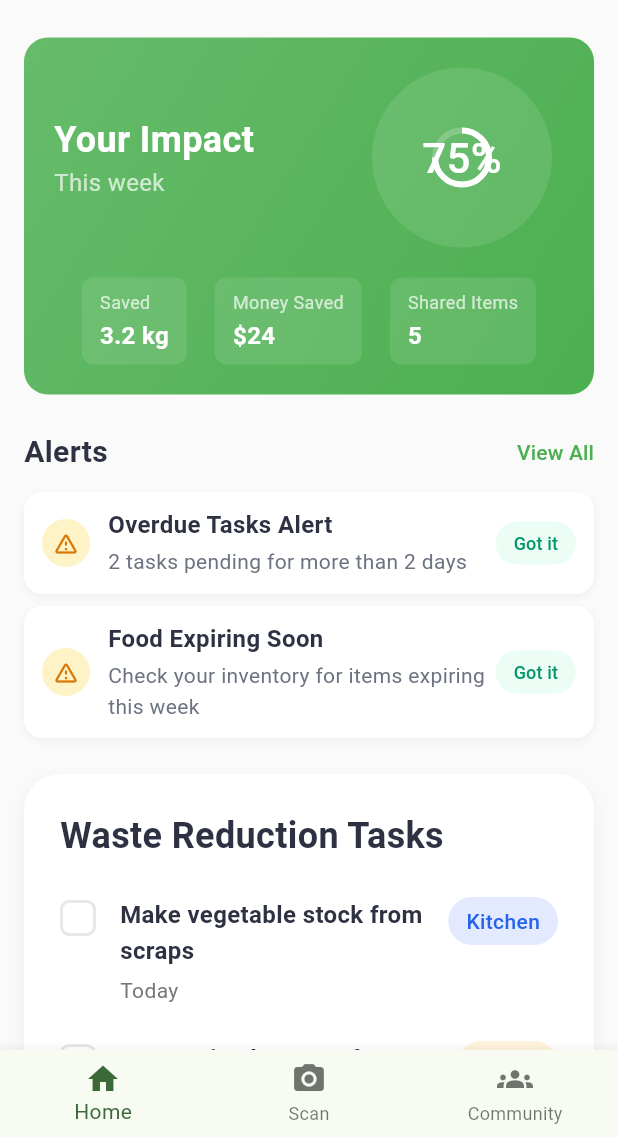
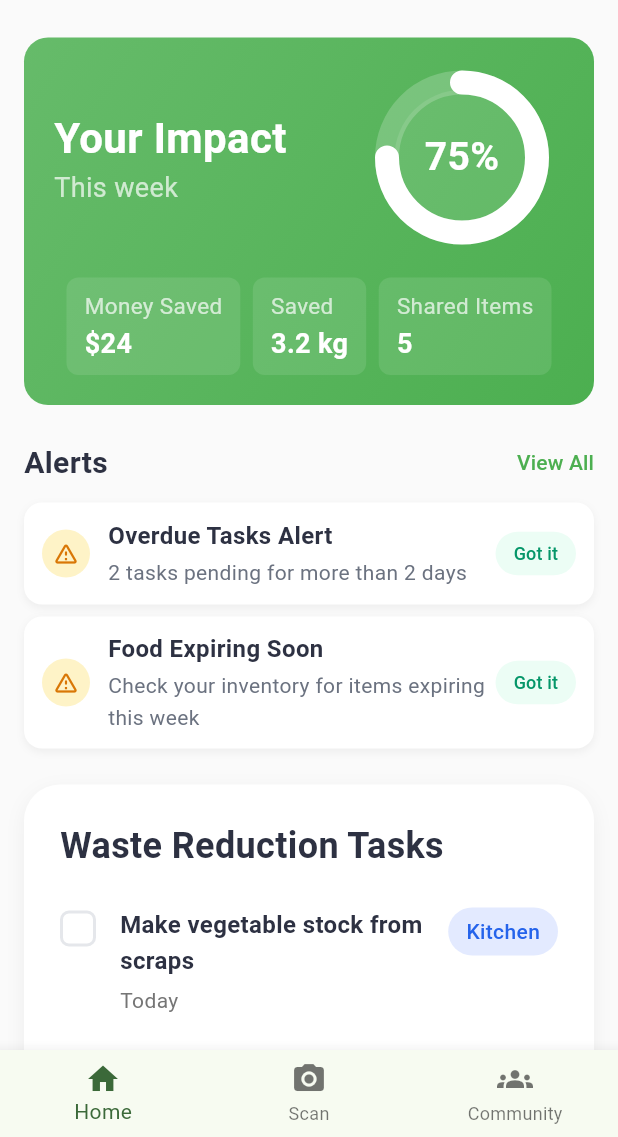
Before and after one commit to Rikue29/hermit, a Flutter app: the screen it shows after launch, on a phone screen of 412 x 824 dp, the part 99-1236 px from its top. Run offline on Flutter 3.47's test engine with Material 3 defaults, Android fonts, the phone set to English and light mode, and no system bars; our stand-ins replace flutter_dotenv, google_generative_ai, image_picker, shared_preferences.

```diff
--- a/lib/screens/Homepage.dart
+++ b/lib/screens/Homepage.dart
@@ -1,12 +1,8 @@
-import 'package:flutter/widgets.dart';
 import 'package:flutter/material.dart';
 import 'package:food_waste_reducer/screens/food_scanner_screen.dart';
 import 'package:image_picker/image_picker.dart';
 
-enum TaskType {
-  recipe,
-  disposal
-}
+enum TaskType { recipe, disposal }
 
 class Task {
   final String title;
@@ -239,13 +235,19 @@ class _MyHomePageState extends State<Homepage> with TickerProviderStateMixin {
             width: 32,
             height: 32,
             decoration: BoxDecoration(
-              color: alert.isRead ? const Color(0xFFE8F5E9) : const Color(0xFFFEF3C7),
+              color: alert.isRead
+                  ? const Color(0xFFE8F5E9)
+                  : const Color(0xFFFEF3C7),
               borderRadius: BorderRadius.circular(16),
             ),
             child: Center(
               child: Icon(
-                alert.isRead ? Icons.check_circle_outline : Icons.warning_amber_rounded,
-                color: alert.isRead ? const Color(0xFF4CAF50) : const Color(0xFFD97706),
+                alert.isRead
+                    ? Icons.check_circle_outline
+                    : Icons.warning_amber_rounded,
+                color: alert.isRead
+                    ? const Color(0xFF4CAF50)
+                    : const Color(0xFFD97706),
                 size: 18,
               ),
             ),
@@ -419,7 +421,7 @@ class _MyHomePageState extends State<Homepage> with TickerProviderStateMixin {
                                   Text(
                                     'Your Impact',
                                     style: TextStyle(
-                                      fontSize: 24,
+                                      fontSize: 28,
                                       fontWeight: FontWeight.bold,
                                       color: Colors.white,
                                     ),
@@ -427,7 +429,7 @@ class _MyHomePageState extends State<Homepage> with TickerProviderStateMixin {
                                   Text(
                                     'This week',
                                     style: TextStyle(
-                                      fontSize: 16,
+                                      fontSize: 18,
                                       color: Colors.white70,
                                     ),
                                   ),
@@ -440,17 +442,26 @@ class _MyHomePageState extends State<Homepage> with TickerProviderStateMixin {
                                 child: Stack(
                                   alignment: Alignment.center,
                                   children: [
-                                    CircularProgressIndicator(
+                                    SizedBox(
+                                      width: 100, // smaller size
+                                      height: 100,
+                                      child: CircularProgressIndicator(
                                         value: 0.75,
                                         backgroundColor:
                                             Colors.white.withOpacity(0.2),
                                         valueColor:
                                             const AlwaysStoppedAnimation<Color>(
                                                 Colors.white),
-                                      strokeWidth: 4,
+                                        strokeWidth:
+                                            16, // thick but proportional to the size
+                                        strokeCap: StrokeCap
+                                            .round, // 👈 make the stroke ends rounded!
+                                      ),
                                     ),
                                     Container(
-                                      padding: const EdgeInsets.all(8),
+                                      width:
+                                          90, // center space also reduced nicely
+                                      height: 90,
                                       decoration: BoxDecoration(
                                         color: Colors.white.withOpacity(0.1),
                                         shape: BoxShape.circle,
@@ -460,8 +471,8 @@ class _MyHomePageState extends State<Homepage> with TickerProviderStateMixin {
                                           '75%',
                                           style: TextStyle(
                                             color: Colors.white,
-                                            fontWeight: FontWeight.w500,
-                                            fontSize: 28,
+                                            fontWeight: FontWeight.w600,
+                                            fontSize: 26,
                                           ),
                                         ),
                                       ),
@@ -476,12 +487,12 @@ class _MyHomePageState extends State<Homepage> with TickerProviderStateMixin {
                             mainAxisAlignment: MainAxisAlignment.spaceEvenly,
                             children: [
                               _ImpactMetric(
+                                title: 'Money Saved',
+                                value: '\$24',
+                              ),
+                               _ImpactMetric(
                                 title: 'Saved',
                                 value: '3.2 kg',
-                              ),
-                              _ImpactMetric(
-                                title: 'Money Saved',
-                                value: '\$24',
                               ),
                               _ImpactMetric(
                                 title: 'Shared Items',
@@ -533,11 +544,14 @@ class _MyHomePageState extends State<Homepage> with TickerProviderStateMixin {
                                 shrinkWrap: true,
                                 physics: const NeverScrollableScrollPhysics(),
                                 itemCount: _alerts.length,
-                                separatorBuilder: (context, index) => const SizedBox(height: 8),
-                                itemBuilder: (context, index) => _buildAlertItem(_alerts[index], index),
+                                separatorBuilder: (context, index) =>
+                                    const SizedBox(height: 8),
+                                itemBuilder: (context, index) =>
+                                    _buildAlertItem(_alerts[index], index),
                               )
                             : Container(
-                                padding: const EdgeInsets.symmetric(horizontal: 12, vertical: 16),
+                                padding: const EdgeInsets.symmetric(
+                                    horizontal: 12, vertical: 16),
                                 decoration: BoxDecoration(
                                   color: Colors.white,
                                   borderRadius: BorderRadius.circular(12),
@@ -629,15 +643,18 @@ class _MyHomePageState extends State<Homepage> with TickerProviderStateMixin {
                                   children: [
                                     GestureDetector(
                                       onTap: () => _toggleTask(index),
-                                      child: _buildTaskCheckbox(index, task.isCompleted),
+                                      child: _buildTaskCheckbox(
+                                          index, task.isCompleted),
                                     ),
                                     const SizedBox(width: 16),
                                     Expanded(
                                       child: Column(
-                                        crossAxisAlignment: CrossAxisAlignment.start,
+                                        crossAxisAlignment:
+                                            CrossAxisAlignment.start,
                                         children: [
                                           Row(
-                                            crossAxisAlignment: CrossAxisAlignment.start,
+                                            crossAxisAlignment:
+                                                CrossAxisAlignment.start,
                                             children: [
                                               Expanded(
                                                 child: Text(
@@ -647,23 +664,28 @@ class _MyHomePageState extends State<Homepage> with TickerProviderStateMixin {
                                                     height: 1.5,
                                                     color: task.isCompleted
                                                         ? Colors.grey.shade400
-                                                        : const Color(0xFF2D3142),
+                                                        : const Color(
+                                                            0xFF2D3142),
                                                     fontWeight: FontWeight.w600,
                                                     decoration: task.isCompleted
-                                                        ? TextDecoration.lineThrough
+                                                        ? TextDecoration
+                                                            .lineThrough
                                                         : null,
                                                   ),
                                                 ),
                                               ),
                                               const SizedBox(width: 12),
                                               Container(
-                                                padding: const EdgeInsets.symmetric(
+                                                padding:
+                                                    const EdgeInsets.symmetric(
                                                   horizontal: 12,
                                                   vertical: 6,
                                                 ),
                                                 decoration: BoxDecoration(
                                                   color: task.tagColor,
-                                                  borderRadius: BorderRadius.circular(100),
+                                                  borderRadius:
+                                                      BorderRadius.circular(
+                                                          100),
                                                 ),
                                                 child: Text(
                                                   task.tag,
@@ -811,7 +833,6 @@ class _MyHomePageState extends State<Homepage> with TickerProviderStateMixin {
     );
   }
 }
-
 class _ImpactMetric extends StatelessWidget {
   final String title;
   final String value;
@@ -837,16 +858,18 @@ class _ImpactMetric extends StatelessWidget {
             title,
             style: const TextStyle(
               color: Colors.white70,
-              fontSize: 12,
+              fontSize: 15,
             ),
           ),
           const SizedBox(height: 2),
-          Text(
+          Center(
+            child: Text(
               value,
               style: const TextStyle(
                 color: Colors.white,
-              fontSize: 16,
+                fontSize: 18,
                 fontWeight: FontWeight.bold,
+              ),
             ),
           ),
         ],
```
Lines whose indentation alone changed are shown as unchanged.
